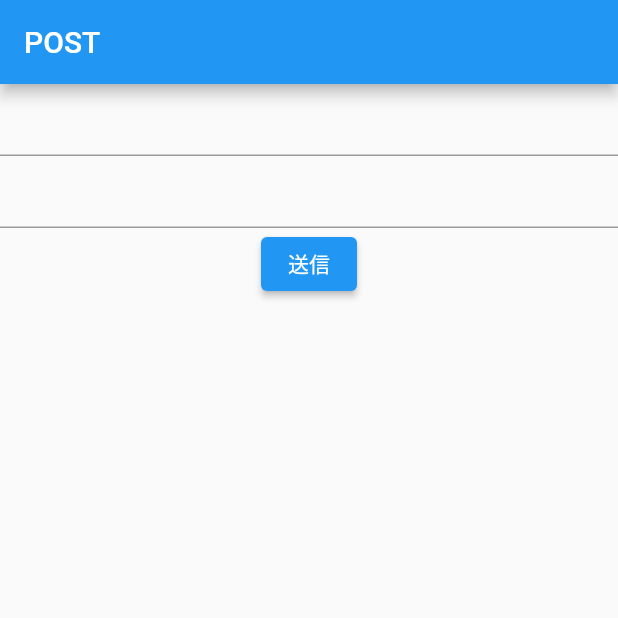
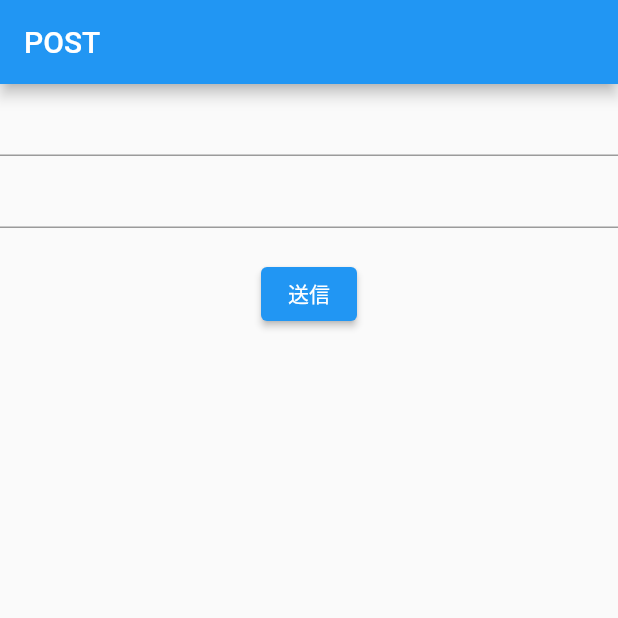
Before and after one commit to sakurakotubaki/StateNotifierProviderSample, a Flutter app: the screen it shows after launch, on a phone screen of 412 x 824 dp, the top half of it. Run offline on Flutter 3.47's test engine with Material 2 defaults, Android fonts, the light colour scheme and no system bars; our stand-ins replace cloud_firestore, firebase_core, flutter_hooks, hooks_riverpod; accounts and stored records are empty.

Commit message:
add: コメントを追加 レイアウトを調整した

```diff
--- a/lib/main.dart
+++ b/lib/main.dart
@@ -64,6 +64,7 @@ class PostPage extends HookConsumerWidget {
       ),
       body: SafeArea(
         child: Column(
+          mainAxisAlignment: MainAxisAlignment.center,
           children: [
             TextFormField(
               // controller: useTextEditingController(text: title),
@@ -81,11 +82,13 @@ class PostPage extends HookConsumerWidget {
                 ref.watch(messageProvider.notifier).state = value;
               },
             ),
+            SizedBox(height: 20),
             ElevatedButton(
                 onPressed: () async {
                   // await FirebaseFirestore.instance
                   //     .collection('posts')
                   //     .add({'title': title, 'message': message});
+                  // 追加するメソッドを呼び出す
                   ref.read(postStateProvider.notifier).addPost(title, message);
                 },
                 child: Text('送信')),
@@ -109,6 +112,7 @@ class PostPage extends HookConsumerWidget {
                               //     .collection('posts')
                               //     .doc(document.id)
                               //     .delete();
+                              // 削除するメソッドを呼び出す
                               ref
                                   .read(postStateProvider.notifier)
                                   .deletePost(document);
--- a/lib/provider/controller.dart
+++ b/lib/provider/controller.dart
@@ -1,7 +1,8 @@
-// タイトルを入れるプロバイダー
+// グローバルに呼び出すプロバイダーを定義
 import 'package:cloud_firestore/cloud_firestore.dart';
 import 'package:hooks_riverpod/hooks_riverpod.dart';
 
+// タイトルを入れるプロバイダー
 final titleProvider = StateProvider<String>((ref) {
   return '';
 });
--- a/lib/state/state.dart
+++ b/lib/state/state.dart
@@ -1,11 +1,15 @@
+// ref.read()で呼び出すメソッドを書くクラスを作成
 import 'package:cloud_firestore/cloud_firestore.dart';
 import 'package:hooks_riverpod/hooks_riverpod.dart';
+
 // データ型は同じにしないと例外処理が発生する
 // なので、dynamicで統一した。document.idが使えないため!
 final postStateProvider = StateNotifierProvider<PostState, dynamic>((ref) {
   return PostState();
 });
-
+// 状態を変更するロジックが書かれたクラス
+// 今回だと、追加と削除ですね🎓
+// クラスをdynamic型にして、上のproviderの方もdynamicにする。Stringにできなかった!
 class PostState extends StateNotifier<dynamic> {
   PostState() : super('');
   // メソッドに_をつけてしまうと読み込めなくなるので、つけない
```
